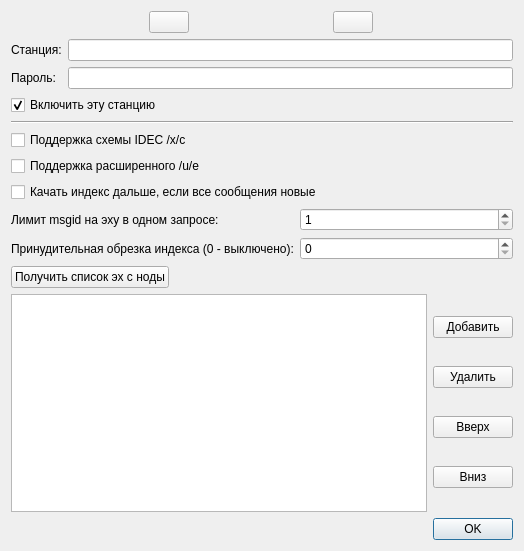
Before: the Qt Designer form qtgui-files/stations.ui in idec-net/cutiefeed, drawn with Qt 5.
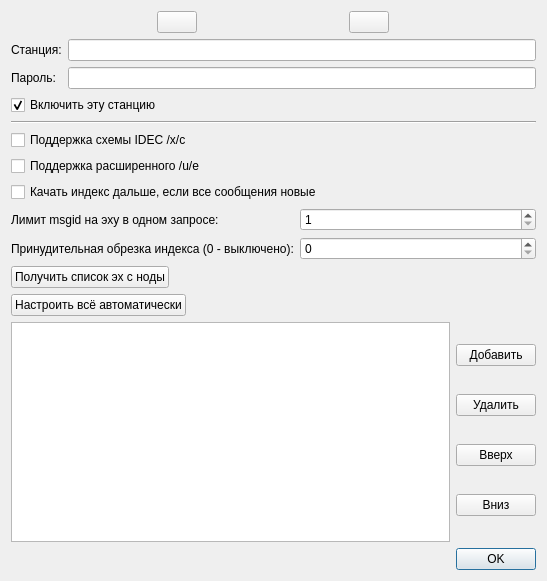
After: the same form once the commit is applied. Icons and pictures are not drawn.

```diff
--- a/qtgui-files/stations.ui
+++ b/qtgui-files/stations.ui
@@ -9,8 +9,8 @@
    <rect>
     <x>0</x>
     <y>0</y>
-    <width>524</width>
-    <height>551</height>
+    <width>547</width>
+    <height>581</height>
    </rect>
   </property>
   <property name="windowTitle">
@@ -199,6 +199,16 @@
           </property>
          </widget>
         </item>
+        <item row="3" column="0">
+         <widget class="QPushButton" name="pushButton_6">
+          <property name="toolTip">
+           <string>&lt;html&gt;&lt;head/&gt;&lt;body&gt;&lt;p&gt;Клиент попытается &amp;quot;расставить нужные галочки&amp;quot; в этой вкладке самостоятельно.&lt;/p&gt;&lt;/body&gt;&lt;/html&gt;</string>
+          </property>
+          <property name="text">
+           <string>Настроить всё автоматически</string>
+          </property>
+         </widget>
+        </item>
        </layout>
       </item>
       <item>
```
